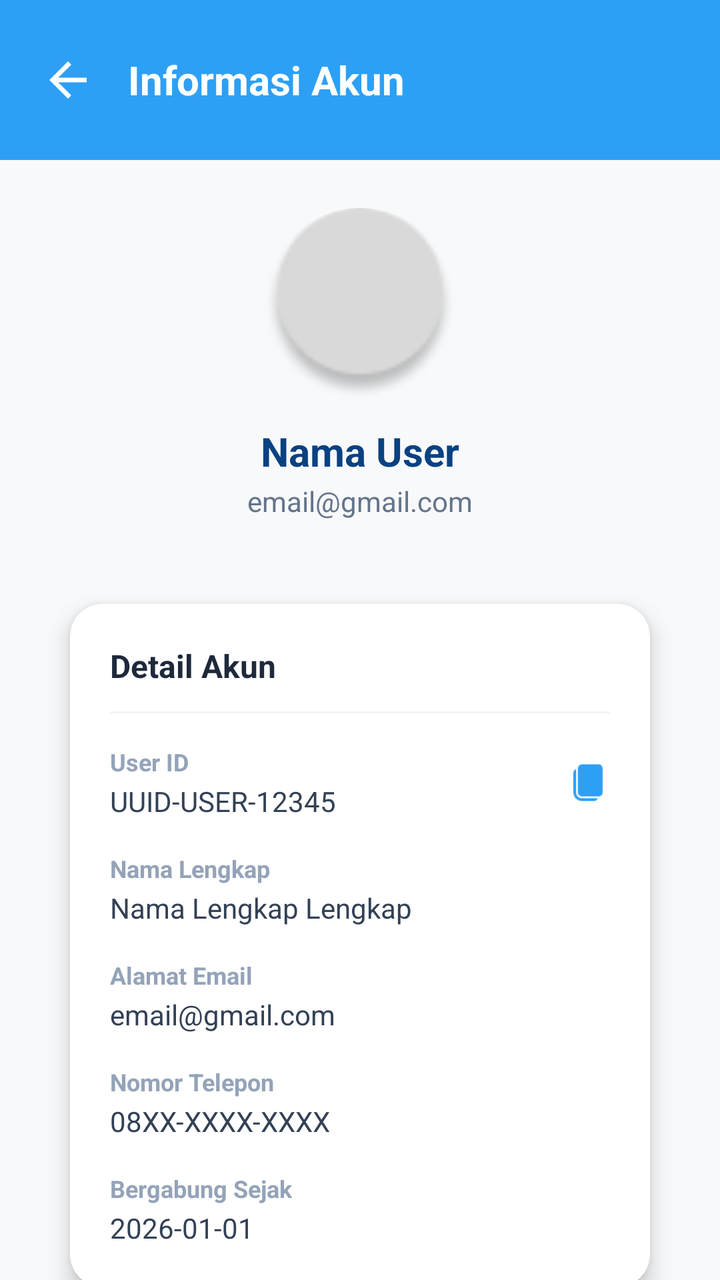
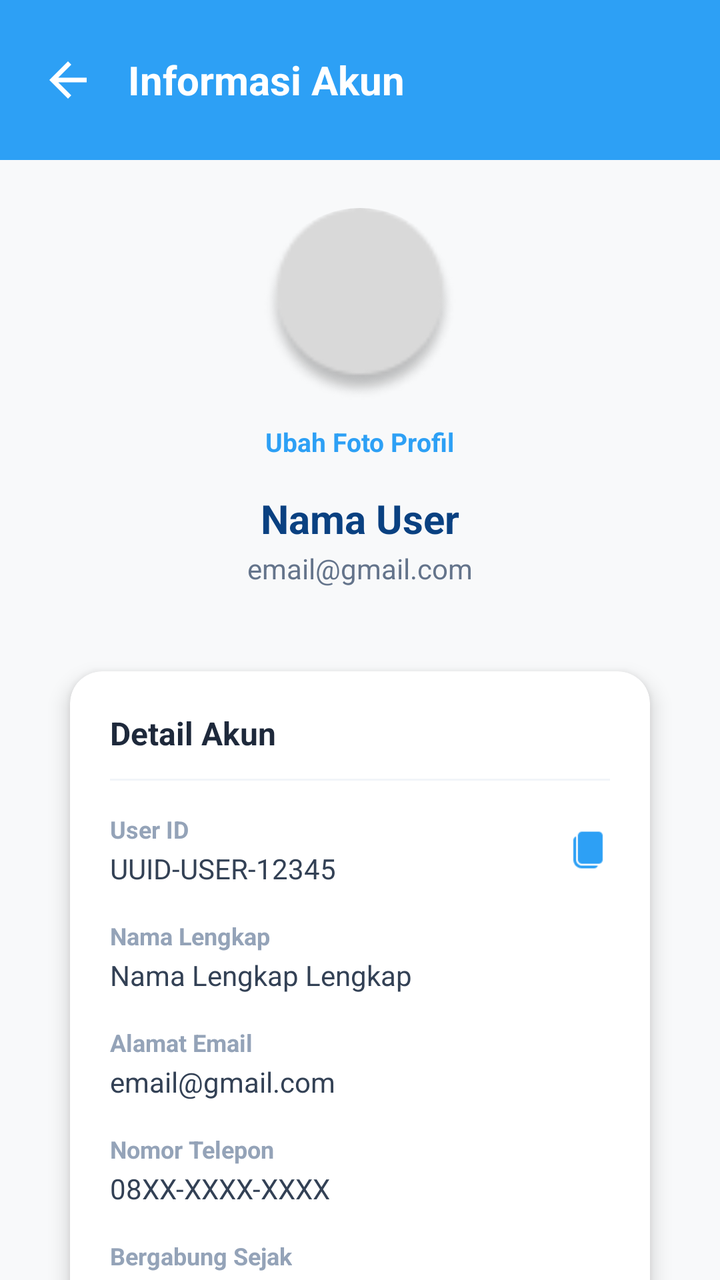

Compare the two renders of this Android layout. The source of the first and the diff that turns it into the second are given below.
<!-- AndroidManifest.xml: application theme Theme.WisataGo -->
<!-- res/layout/activity_informasi_akun.xml -->
<?xml version="1.0" encoding="utf-8"?>
<LinearLayout
    xmlns:android="http://schemas.android.com/apk/res/android"
    xmlns:app="http://schemas.android.com/apk/res-auto"
    xmlns:tools="http://schemas.android.com/tools"
    android:layout_width="match_parent"
    android:layout_height="match_parent"
    android:background="#F8F9FA"
    android:orientation="vertical"
    tools:context=".InformasiAkun">

    <LinearLayout
        android:layout_width="match_parent"
        android:layout_height="80dp"
        android:background="#2DA0F5"
        android:gravity="center_vertical"
        android:orientation="horizontal"
        android:paddingHorizontal="20dp">

        <ImageView
            android:id="@+id/btnBack"
            android:layout_width="28dp"
            android:layout_height="28dp"
            android:background="?attr/selectableItemBackgroundBorderless"
            android:clickable="true"
            android:focusable="true"
            android:src="@drawable/ic_back_white" />

        <TextView
            android:layout_width="wrap_content"
            android:layout_height="wrap_content"
            android:layout_marginStart="16dp"
            android:text="Informasi Akun"
            android:textColor="#FFFFFF"
            android:textSize="20sp"
            android:textStyle="bold" />
    </LinearLayout>

    <ScrollView
        android:layout_width="match_parent"
        android:layout_height="match_parent"
        android:scrollbars="none">

        <LinearLayout
            android:layout_width="match_parent"
            android:layout_height="wrap_content"
            android:orientation="vertical"
            android:padding="24dp">

            <LinearLayout
                android:layout_width="match_parent"
                android:layout_height="wrap_content"
                android:gravity="center"
                android:orientation="vertical"
                android:layout_marginBottom="28dp">

                <com.google.android.material.imageview.ShapeableImageView
                    android:id="@+id/imgProfile"
                    android:layout_width="96dp"
                    android:layout_height="96dp"
                    android:scaleType="centerCrop"
                    android:src="@drawable/avatar_placeholder"
                    app:shapeAppearanceOverlay="@style/CircleImageView" />

                <TextView
                    android:id="@+id/tvUserName"
                    android:layout_width="wrap_content"
                    android:layout_height="wrap_content"
                    android:layout_marginTop="12dp"
                    android:text="Nama User"
                    android:textColor="#0A4181"
                    android:textSize="20sp"
                    android:textStyle="bold" />

                <TextView
                    android:id="@+id/tvUserEmail"
                    android:layout_width="wrap_content"
                    android:layout_height="wrap_content"
                    android:layout_marginTop="2dp"
                    android:text="email@gmail.com"
                    android:textColor="#64748B"
                    android:textSize="14sp" />
            </LinearLayout>

            <com.google.android.material.card.MaterialCardView
                android:layout_width="match_parent"
                android:layout_height="wrap_content"
                android:layout_marginBottom="20dp"
                app:cardBackgroundColor="#FFFFFF"
                app:cardCornerRadius="16dp"
                app:cardElevation="6dp"
                app:cardUseCompatPadding="true"
                app:strokeWidth="0dp">

                <LinearLayout
                    android:layout_width="match_parent"
                    android:layout_height="wrap_content"
                    android:orientation="vertical"
                    android:padding="20dp">

                    <TextView
                        android:layout_width="wrap_content"
                        android:layout_height="wrap_content"
                        android:text="Detail Akun"
                        android:textColor="#1E293B"
                        android:textSize="16sp"
                        android:textStyle="bold" />

                    <View
                        android:layout_width="match_parent"
                        android:layout_height="1dp"
                        android:layout_marginTop="12dp"
                        android:layout_marginBottom="16dp"
                        android:background="#F1F5F9" />

                    <LinearLayout
                        android:layout_width="match_parent"
                        android:layout_height="wrap_content"
                        android:orientation="horizontal"
                        android:gravity="center_vertical"
                        android:layout_marginBottom="16dp">

                        <LinearLayout
                            android:layout_width="0dp"
                            android:layout_height="wrap_content"
                            android:layout_weight="1"
                            android:orientation="vertical">
                            <TextView
                                android:layout_width="wrap_content"
                                android:layout_height="wrap_content"
                                android:text="User ID"
                                android:textColor="#94A3B8"
                                android:textSize="12sp"
                                android:textStyle="bold"/>
                            <TextView
                                android:id="@+id/tvUserId"
                                android:layout_width="wrap_content"
                                android:layout_height="wrap_content"
                                android:layout_marginTop="2dp"
                                android:text="UUID-USER-12345"
                                android:textColor="#334155"
                                android:textSize="14sp" />

                        </LinearLayout>

                        <ImageView
                            android:id="@+id/btnCopyId"
                            android:layout_width="22dp"
                            android:layout_height="22dp"
                            android:src="@drawable/icon_copy"
                            android:background="?attr/selectableItemBackgroundBorderless"
                            android:clickable="true"
                            android:focusable="true"
                            app:tint="#2DA0F5"/>
                    </LinearLayout>

                    <TextView
                        android:layout_width="wrap_content"
                        android:layout_height="wrap_content"
                        android:text="Nama Lengkap"
                        android:textColor="#94A3B8"
                        android:textSize="12sp"
                        android:textStyle="bold" />
                    <TextView
                        android:id="@+id/tvFullName"
                        android:layout_width="wrap_content"
                        android:layout_height="wrap_content"
                        android:layout_marginTop="2dp"
                        android:layout_marginBottom="16dp"
                        android:text="Nama Lengkap Lengkap"
                        android:textColor="#334155"
                        android:textSize="14sp" />

                    <TextView
                        android:layout_width="wrap_content"
                        android:layout_height="wrap_content"
                        android:text="Alamat Email"
                        android:textColor="#94A3B8"
                        android:textSize="12sp"
                        android:textStyle="bold" />
                    <TextView
                        android:id="@+id/tvEmail"
                        android:layout_width="wrap_content"
                        android:layout_height="wrap_content"
                        android:layout_marginTop="2dp"
                        android:layout_marginBottom="16dp"
                        android:text="email@gmail.com"
                        android:textColor="#334155"
                        android:textSize="14sp" />

                    <TextView
                        android:layout_width="wrap_content"
                        android:layout_height="wrap_content"
                        android:text="Nomor Telepon"
                        android:textColor="#94A3B8"
                        android:textSize="12sp"
                        android:textStyle="bold" />
                    <TextView
                        android:id="@+id/tvPhone"
                        android:layout_width="wrap_content"
                        android:layout_height="wrap_content"
                        android:layout_marginTop="2dp"
                        android:layout_marginBottom="16dp"
                        android:text="08XX-XXXX-XXXX"
                        android:textColor="#334155"
                        android:textSize="14sp" />

                    <TextView
                        android:layout_width="wrap_content"
                        android:layout_height="wrap_content"
                        android:text="Bergabung Sejak"
                        android:textColor="#94A3B8"
                        android:textSize="12sp"
                        android:textStyle="bold" />
                    <TextView
                        android:id="@+id/tvCreatedAt"
                        android:layout_width="wrap_content"
                        android:layout_height="wrap_content"
                        android:layout_marginTop="2dp"
                        android:text="2026-01-01"
                        android:textColor="#334155"
                        android:textSize="14sp" />
                </LinearLayout>
            </com.google.android.material.card.MaterialCardView>

            <com.google.android.material.button.MaterialButton
                android:id="@+id/btnChangePasswordMenu"
                style="@style/Widget.Material3.Button.OutlinedButton"
                android:layout_width="match_parent"
                android:layout_height="54dp"
                android:text="Ubah Password Akun"
                android:textColor="#2DA0F5"
                android:textSize="14sp"
                app:strokeColor="#2DA0F5"
                app:strokeWidth="1.5dp"
                app:cornerRadius="12dp" />

        </LinearLayout>
    </ScrollView>
</LinearLayout>
<!-- resources referenced by this layout -->
<resources>
  <!-- drawable avatar_placeholder: png bitmap (drawable, 2334 bytes) -->
  <!-- drawable ic_back_white (drawable) -->
  <vector xmlns:android="http://schemas.android.com/apk/res/android"
      android:width="24dp"
      android:height="24dp"
      android:viewportWidth="24"
      android:viewportHeight="24"
      android:tint="#FFFFFF">
      <path
          android:fillColor="@android:color/white"
          android:pathData="M20,11H7.83l5.59,-5.59L12,4l-8,8 8,8 1.41,-1.41L7.83,13H20v-2z"/>
  </vector>
  <!-- drawable icon_copy: png bitmap (drawable, 524 bytes) -->
  <style name="CircleImageView">
          <item name="cornerSize">50%</item>
      </style>
  <style name="Theme.WisataGo" parent="Theme.MaterialComponents.Light.NoActionBar">
      </style>
</resources>

<!-- the commit's change to res/layout/activity_informasi_akun.xml (unified diff, before → after) -->
@@ -61,6 +61,20 @@
                     android:scaleType="centerCrop"
                     android:src="@drawable/avatar_placeholder"
                     app:shapeAppearanceOverlay="@style/CircleImageView" />
+                <TextView
+                    android:id="@+id/tvChangePhoto"
+                    android:layout_width="wrap_content"
+                    android:layout_height="wrap_content"
+                    android:layout_marginTop="8dp"
+                    android:background="?attr/selectableItemBackground"
+                    android:clickable="true"
+                    android:focusable="true"
+                    android:paddingHorizontal="12dp"
+                    android:paddingVertical="4dp"
+                    android:text="Ubah Foto Profil"
+                    android:textColor="#2DA0F5"
+                    android:textSize="13sp"
+                    android:textStyle="bold" />
 
                 <TextView
                     android:id="@+id/tvUserName"
